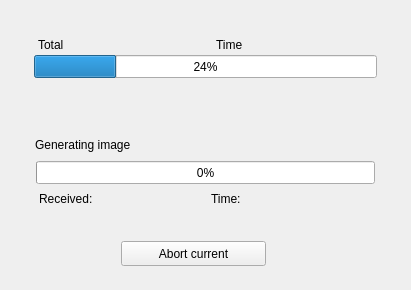
Old version of the form import.ui in the repository pussbb/Link-Saver.
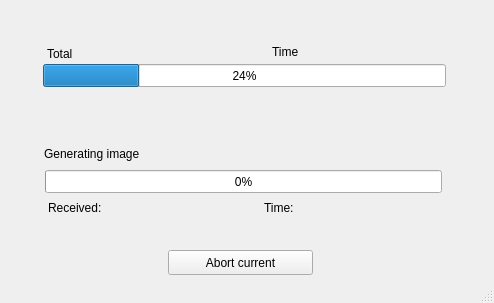
New version of the form. The open tabs and pages were chosen to show the change. Icons and pictures are not drawn.

Commit message: redesign import dialog and some fixes

```diff
--- a/import.ui
+++ b/import.ui
@@ -6,27 +6,40 @@
    <rect>
     <x>0</x>
     <y>0</y>
-    <width>411</width>
-    <height>290</height>
+    <width>494</width>
+    <height>303</height>
    </rect>
   </property>
   <property name="minimumSize">
    <size>
-    <width>411</width>
-    <height>290</height>
+    <width>494</width>
+    <height>303</height>
    </size>
   </property>
   <property name="maximumSize">
    <size>
-    <width>411</width>
-    <height>290</height>
+    <width>494</width>
+    <height>303</height>
    </size>
   </property>
   <property name="windowTitle">
    <string>Import</string>
   </property>
+  <property name="windowIcon">
+   <iconset resource="linkres.qrc">
+    <normaloff>:/res/2globe_128.png</normaloff>:/res/2globe_128.png</iconset>
+  </property>
+  <property name="sizeGripEnabled">
+   <bool>true</bool>
+  </property>
+  <property name="modal">
+   <bool>true</bool>
+  </property>
   <layout class="QHBoxLayout" name="horizontalLayout">
    <item>
+    <widget class="QWidget" name="widget_2" native="true">
+     <layout class="QGridLayout" name="gridLayout_2">
+      <item row="0" column="0">
     <widget class="QStackedWidget" name="stackedWidget">
      <property name="currentIndex">
       <number>0</number>
@@ -117,7 +130,7 @@
         <rect>
          <x>10</x>
          <y>20</y>
-         <width>373</width>
+            <width>429</width>
          <height>181</height>
         </rect>
        </property>
@@ -126,7 +139,7 @@
          <rect>
           <x>13</x>
           <y>24</y>
-          <width>343</width>
+             <width>403</width>
           <height>23</height>
          </rect>
         </property>
@@ -139,7 +152,7 @@
          <rect>
           <x>15</x>
           <y>130</y>
-          <width>339</width>
+             <width>397</width>
           <height>23</height>
          </rect>
         </property>
@@ -228,7 +241,7 @@
        <widget class="QLabel" name="label_5">
         <property name="geometry">
          <rect>
-          <x>190</x>
+             <x>234</x>
           <y>160</y>
           <width>61</width>
           <height>16</height>
@@ -241,7 +254,7 @@
        <widget class="QLabel" name="time">
         <property name="geometry">
          <rect>
-          <x>260</x>
+             <x>308</x>
           <y>160</y>
           <width>101</width>
           <height>16</height>
@@ -254,8 +267,8 @@
        <widget class="QLabel" name="label_6">
         <property name="geometry">
          <rect>
-          <x>195</x>
-          <y>6</y>
+             <x>242</x>
+             <y>4</y>
           <width>61</width>
           <height>16</height>
          </rect>
@@ -267,8 +280,8 @@
        <widget class="QLabel" name="total_time">
         <property name="geometry">
          <rect>
-          <x>260</x>
-          <y>5</y>
+             <x>308</x>
+             <y>4</y>
           <width>101</width>
           <height>16</height>
          </rect>
@@ -281,7 +294,7 @@
       <widget class="QPushButton" name="abort">
        <property name="geometry">
         <rect>
-         <x>110</x>
+            <x>148</x>
          <y>230</y>
          <width>145</width>
          <height>25</height>
@@ -296,6 +309,9 @@
        </property>
       </widget>
      </widget>
+       </widget>
+      </item>
+     </layout>
     </widget>
    </item>
   </layout>
```
Left out of the diff: 26 changed lines with no effect on the pictures. Lines whose indentation alone changed are shown as unchanged. The commit also changes 5 other files.
